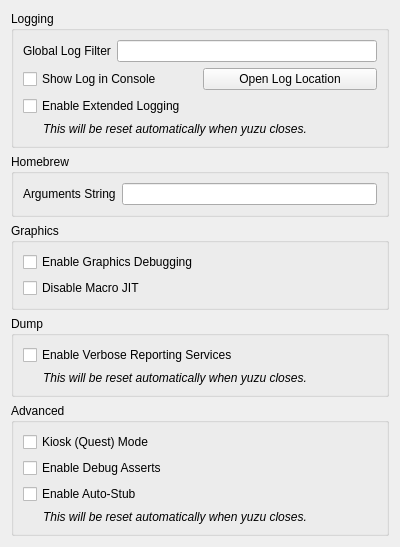
Above: src/yuzu/configuration/configure_debug.ui from QuantumGhost/yuzu before the change. Below: the same form after it.
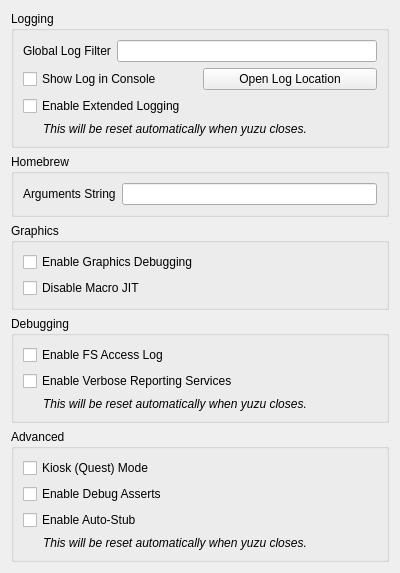
That is the form after the change.

Commit message: early-access version 1784

Diff of the .ui file:
```diff
--- a/src/yuzu/configuration/configure_debug.ui
+++ b/src/yuzu/configuration/configure_debug.ui
@@ -144,9 +144,16 @@
    <item>
     <widget class="QGroupBox" name="groupBox_5">
      <property name="title">
-      <string>Dump</string>
+      <string>Debugging</string>
      </property>
      <layout class="QVBoxLayout" name="verticalLayout_7">
+      <item>
+       <widget class="QCheckBox" name="fs_access_log">
+        <property name="text">
+         <string>Enable FS Access Log</string>
+        </property>
+       </widget>
+      </item>
       <item>
        <widget class="QCheckBox" name="reporting_services">
         <property name="text">
```
The commit also changes 10 other files.
